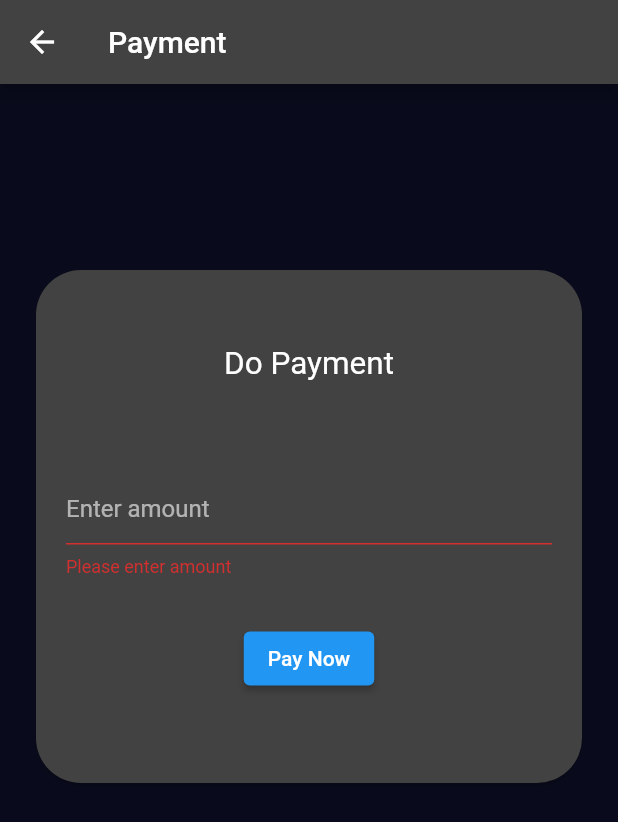
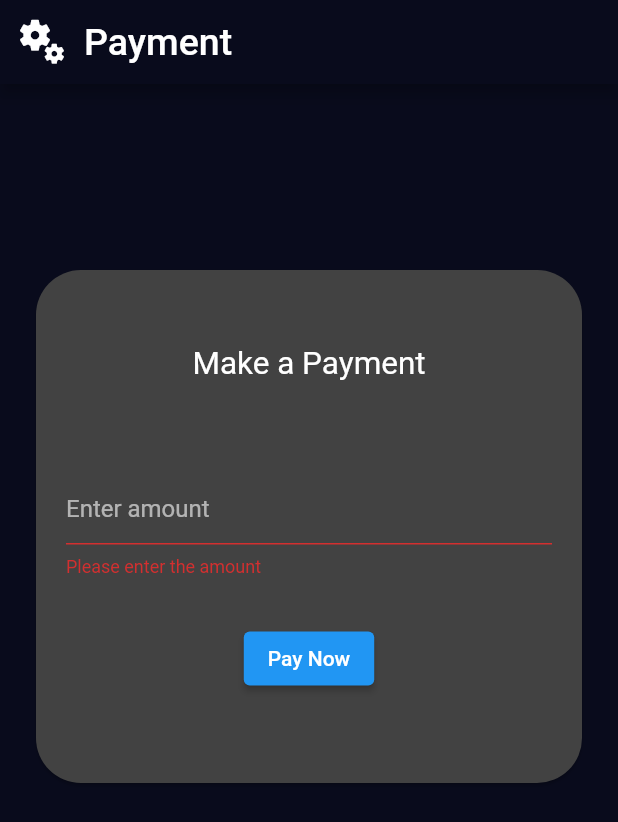
Before and after one commit to GuruDev20/Customer_Service_App_Flutter, a Flutter app: the PaymentOnlineScreen screen opened directly, after a tap on "Pay Now", on a phone screen of 412 x 824 dp. Shown: the top 822 px of the screen. Run offline on Flutter 3.47's test engine with Material 2 defaults, Android fonts, the phone set to English and light mode, and no system bars; our stand-ins replace cloud_firestore, firebase_auth, firebase_core, geocoding, geolocator, google_maps_flutter and 1 more; missing offline and left inert: razorpay_flutter; accounts and stored records are empty.

Commit message:
updated payment using razorpay

```diff
--- a/lib/payment/payment_screen.dart
+++ b/lib/payment/payment_screen.dart
@@ -1,7 +1,9 @@
+import 'package:customer_service_app_flutter/screens/orders.dart';
 import 'package:flutter/material.dart';
 import 'package:razorpay_flutter/razorpay_flutter.dart';
+
 class PaymentOnlineScreen extends StatefulWidget {
-  const PaymentOnlineScreen({super.key});
+  const PaymentOnlineScreen({Key? key}) : super(key: key);
 
   @override
   State<PaymentOnlineScreen> createState() => _PaymentOnlineScreenState();
@@ -11,13 +13,14 @@ class _PaymentOnlineScreenState extends State<PaymentOnlineScreen> {
   final GlobalKey<FormState> _formKey = GlobalKey();
   late TextEditingController _amountController;
   late Razorpay _razorpay;
+
   @override
   void initState() {
     super.initState();
     _amountController = TextEditingController();
     _razorpay = Razorpay();
     _razorpay.on(Razorpay.EVENT_PAYMENT_SUCCESS, handlerPaymentSuccess);
-    _razorpay.on(Razorpay.EVENT_PAYMENT_ERROR, handlerErrorFaiure);
+    _razorpay.on(Razorpay.EVENT_PAYMENT_ERROR, handlerErrorFailure);
     _razorpay.on(Razorpay.EVENT_EXTERNAL_WALLET, handlerExternalWallet);
   }
 
@@ -27,23 +30,36 @@ class _PaymentOnlineScreenState extends State<PaymentOnlineScreen> {
     _razorpay.clear();
   }
 
-  void handlerPaymentSuccess() {
-    print('payment successful');
+  void handlerPaymentSuccess(PaymentSuccessResponse response) {
+    print('Payment Successful. Payment ID: ${response.paymentId}');
+    Navigator.push(
+        context, MaterialPageRoute(builder: (context) => MyOrders()));
   }
 
-  void handlerErrorFaiure() {
-    print('payment failed');
+  void handlerErrorFailure(PaymentFailureResponse response) {
+    print(
+        'Payment Failed. Code: ${response.code}, Message: ${response.message}');
   }
 
-  void handlerExternalWallet() {
-    print('external wallet');
+  void handlerExternalWallet(ExternalWalletResponse response) {
+    print('Using External Wallet: ${response.walletName}');
   }
 
   @override
   Widget build(BuildContext context) {
     return Scaffold(
       appBar: AppBar(
-        title: Text('Payment'),
+        backgroundColor: Color(0xFF090B1C),
+        leading: Icon(
+          Icons.miscellaneous_services,
+          size: 35.0,
+          color: Colors.white,
+        ),
+        title: Text(
+          'Payment',
+          style: TextStyle(fontSize: 25.0),
+        ),
+        titleSpacing: 0,
       ),
       body: SingleChildScrollView(
         child: Column(
@@ -68,7 +84,7 @@ class _PaymentOnlineScreenState extends State<PaymentOnlineScreen> {
                           height: 50,
                         ),
                         Text(
-                          "Do Payment",
+                          "Make a Payment",
                           style: TextStyle(fontSize: 21),
                         ),
                         const SizedBox(
@@ -81,8 +97,8 @@ class _PaymentOnlineScreenState extends State<PaymentOnlineScreen> {
                             decoration:
                                 InputDecoration(hintText: 'Enter amount'),
                             validator: (value) {
-                              if (value != null && value.isEmpty) {
-                                return "Please enter amount";
+                              if (value == null || value.isEmpty) {
+                                return "Please enter the amount";
                               }
                               return null;
                             },
@@ -92,15 +108,13 @@ class _PaymentOnlineScreenState extends State<PaymentOnlineScreen> {
                           height: 10,
                         ),
                         ElevatedButton(
-                            onPressed: () {
-                              if (!_formKey.currentState!.validate()) {
-                                return;
-                              }
-                              _formKey.currentState!.save();
+                          onPressed: () {
+                            if (_formKey.currentState!.validate()) {
                               var options = {
                                 "key": "rzp_test_Wvq0QRJ790pi7K",
                                 "amount":
-                                    num.parse(_amountController.text) * 100,
+                                    (num.parse(_amountController.text) * 100)
+                                        .toInt(),
                                 "name": "Projects",
                                 "description": "Payment for the project",
                                 "prefill": {
@@ -116,18 +130,19 @@ class _PaymentOnlineScreenState extends State<PaymentOnlineScreen> {
                               } catch (e) {
                                 print(e.toString());
                               }
-                            },
-                            child: Text('Pay Now'))
+                            }
+                          },
+                          child: Text('Pay Now'),
+                        ),
                       ],
                     ),
                   ),
                 ),
               ),
-            )
+            ),
           ],
         ),
       ),
     );
   }
-
 }
```
Also changed, not shown: lib/payment/online.dart (+18 -10 lines).
